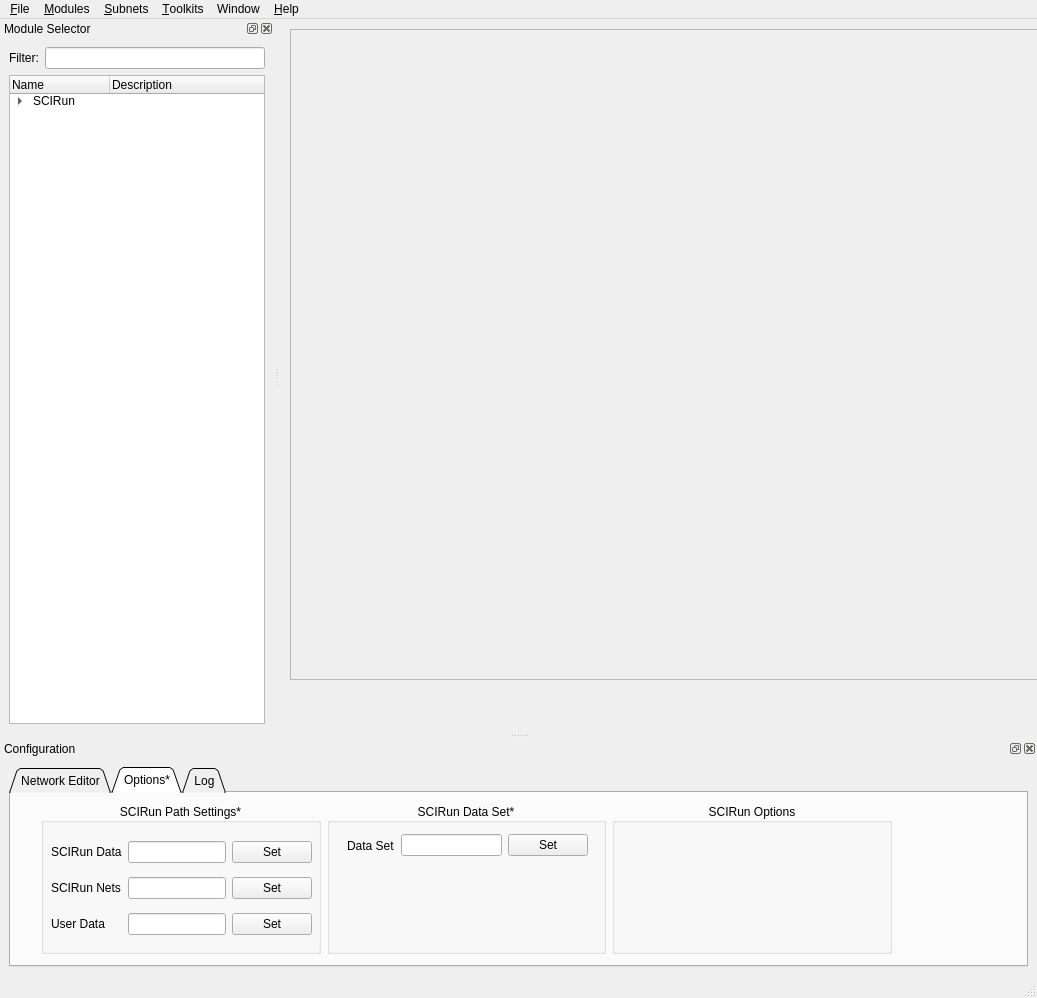
The window that src/Interface/Application/SCIRunMainWindow.ui (SCIInstitute/SCIRun) describes before a commit, drawn with Qt 5.
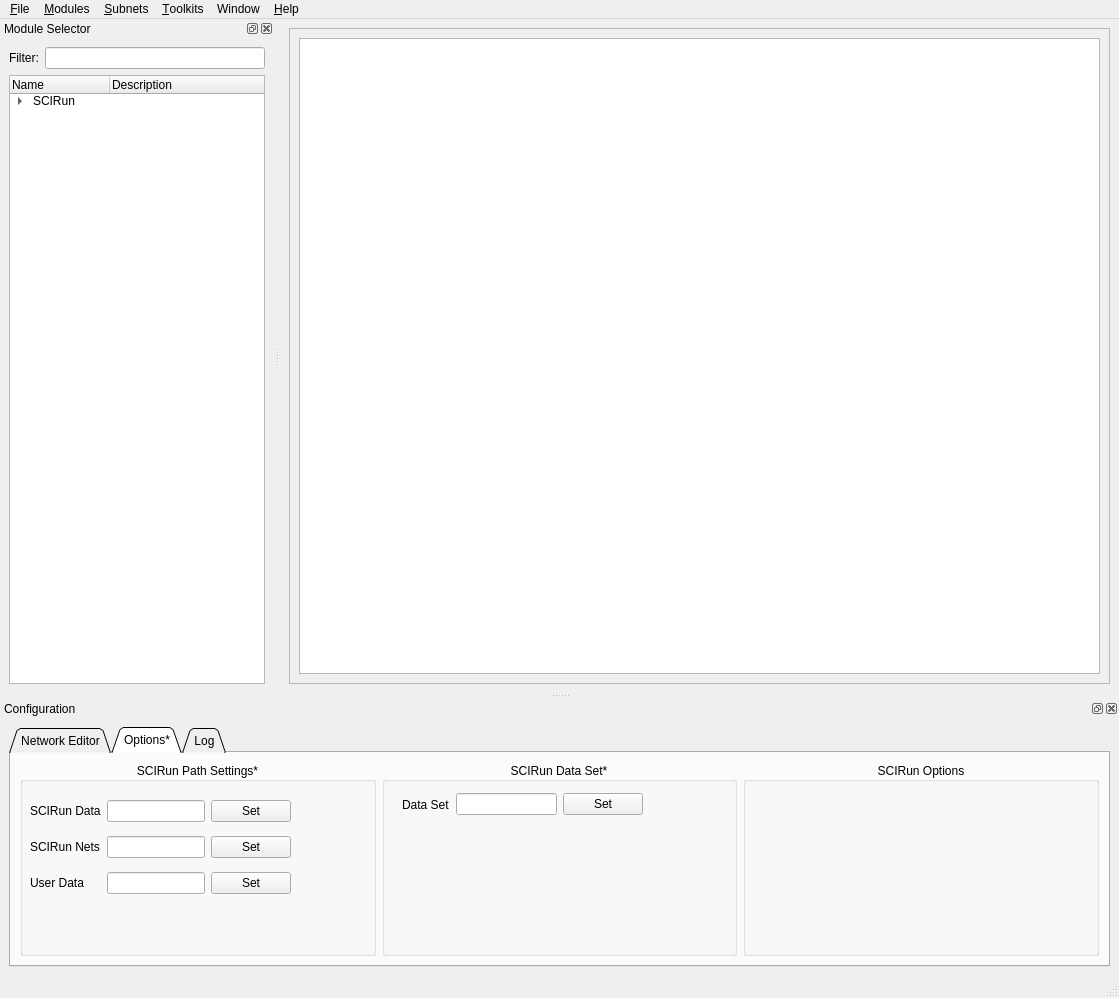
The same window after the commit. The open tabs and pages were chosen to show the change. Icons and pictures are not drawn.

The edit to the form file:
```diff
--- a/src/Interface/Application/SCIRunMainWindow.ui
+++ b/src/Interface/Application/SCIRunMainWindow.ui
@@ -6,7 +6,7 @@
    <rect>
     <x>0</x>
     <y>0</y>
-    <width>1037</width>
+    <width>1119</width>
     <height>998</height>
    </rect>
   </property>
@@ -18,15 +18,9 @@
     <normaloff>scirun-icon-small.ico</normaloff>scirun-icon-small.ico</iconset>
   </property>
   <widget class="QWidget" name="centralWidget_">
+   <layout class="QGridLayout" name="gridLayout_2">
+    <item row="0" column="0">
    <widget class="QScrollArea" name="scrollArea_">
-    <property name="geometry">
-     <rect>
-      <x>10</x>
-      <y>10</y>
-      <width>821</width>
-      <height>651</height>
-     </rect>
-    </property>
     <property name="sizePolicy">
      <sizepolicy hsizetype="Expanding" vsizetype="Expanding">
       <horstretch>1</horstretch>
@@ -41,19 +35,30 @@
       <rect>
        <x>0</x>
        <y>0</y>
-       <width>819</width>
-       <height>649</height>
-      </rect>
-     </property>
-    </widget>
-   </widget>
+         <width>821</width>
+         <height>662</height>
+        </rect>
+       </property>
+       <layout class="QGridLayout" name="gridLayout_5">
+        <item row="0" column="0">
+         <widget class="QGraphicsView" name="graphicsView_">
+          <property name="contextMenuPolicy">
+           <enum>Qt::ActionsContextMenu</enum>
+          </property>
+         </widget>
+        </item>
+       </layout>
+      </widget>
+     </widget>
+    </item>
+   </layout>
   </widget>
   <widget class="QMenuBar" name="menubar_">
    <property name="geometry">
     <rect>
      <x>0</x>
      <y>0</y>
-     <width>1037</width>
+     <width>1119</width>
      <height>21</height>
     </rect>
    </property>
@@ -245,7 +250,7 @@
            <x>10</x>
            <y>10</y>
            <width>261</width>
-           <height>161</height>
+           <height>81</height>
           </rect>
          </property>
          <property name="title">
@@ -334,15 +339,8 @@
         <attribute name="title">
          <string>Options*</string>
         </attribute>
-        <widget class="QWidget" name="layoutWidget">
-         <property name="geometry">
-          <rect>
-           <x>30</x>
-           <y>10</y>
-           <width>851</width>
-           <height>151</height>
-          </rect>
-         </property>
+        <layout class="QGridLayout" name="gridLayout_4">
+         <item row="0" column="0">
          <layout class="QHBoxLayout" name="optionsTabHorizontalLayout_">
           <item>
            <widget class="QGroupBox" name="pathSettingsGroupBox_">
@@ -467,21 +465,16 @@
            </widget>
           </item>
          </layout>
-        </widget>
+         </item>
+        </layout>
        </widget>
        <widget class="QWidget" name="logTab">
         <attribute name="title">
          <string>Log</string>
         </attribute>
+        <layout class="QGridLayout" name="gridLayout_3">
+         <item row="0" column="0">
         <widget class="QTextBrowser" name="logTextBrowser_">
-         <property name="geometry">
-          <rect>
-           <x>9</x>
-           <y>9</y>
-           <width>256</width>
-           <height>192</height>
-          </rect>
-         </property>
          <property name="minimumSize">
           <size>
            <width>0</width>
@@ -489,6 +482,8 @@
           </size>
          </property>
         </widget>
+         </item>
+        </layout>
        </widget>
       </widget>
      </item>
```
Lines whose indentation alone changed are shown as unchanged.
